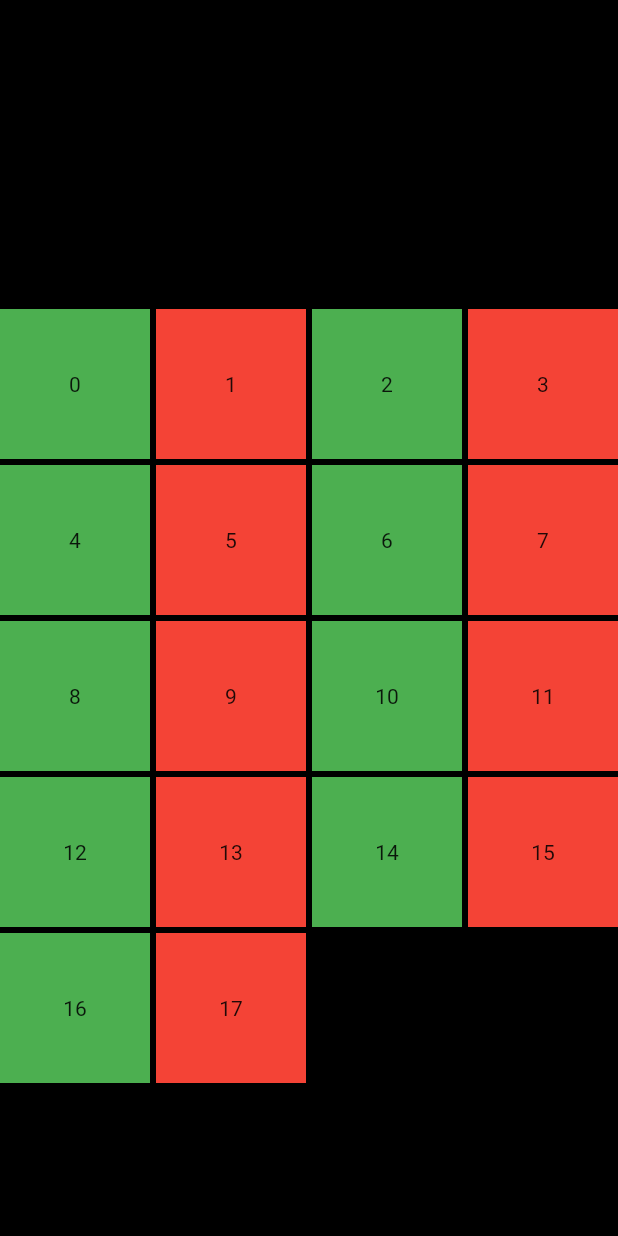
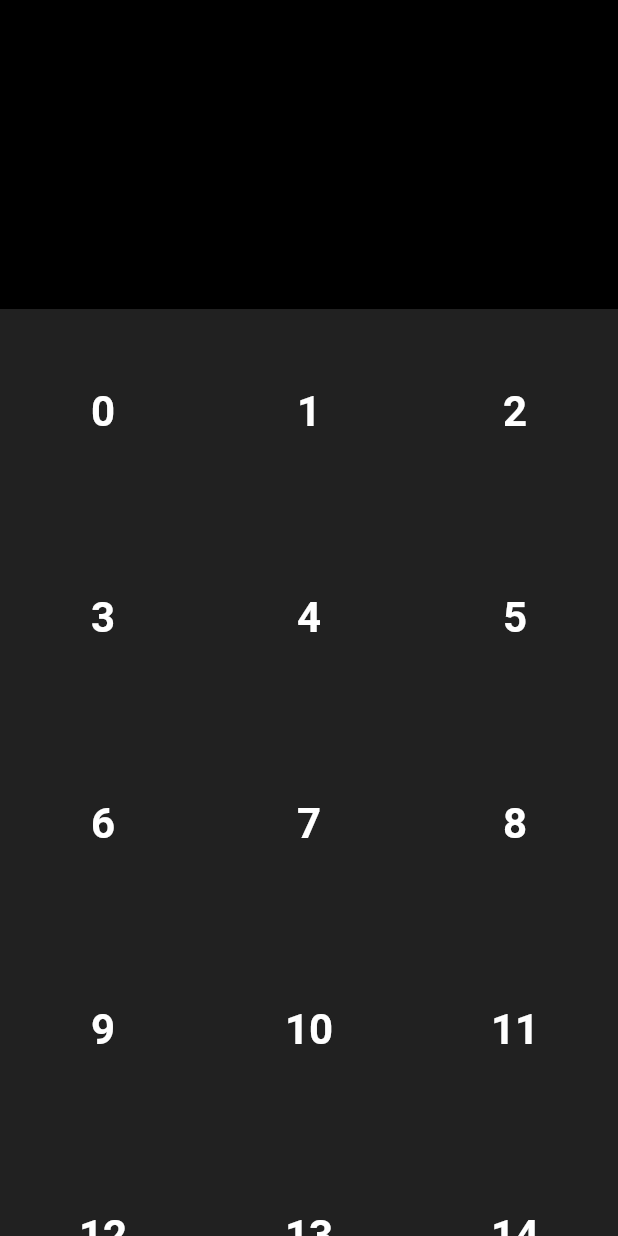
Before and after one commit to dan7sc/flutter-calculator, a Flutter app: the screen it shows after launch, on a phone screen of 412 x 824 dp. Run offline on Flutter 3.47's test engine with Material 2 defaults, Android fonts, the phone set to English and light mode, and no system bars.

Commit message:
Add style

```diff
--- a/lib/main.dart
+++ b/lib/main.dart
@@ -41,26 +41,24 @@ class _MyHomePageState extends State<MyHomePage> {
           Expanded(
             flex: 3,
             child: GridView(
-              gridDelegate: SliverGridDelegateWithFixedCrossAxisCount(
-                crossAxisCount: 4,
-                crossAxisSpacing: 4,
-                mainAxisSpacing: 4),
+              gridDelegate: SliverGridDelegateWithMaxCrossAxisExtent(
+                maxCrossAxisExtent: 150),
               children: List.generate(
                 18,
-                (index) => index % 2 == 0
-                ? Container(
-                  color: Colors.green,
+                (index) => Container(
+                  color: Color(0xFF212121),
                   child: Center(
-                    child: Text(index.toString()),
-                  )
-                )
-                : Container(
-                  color: Colors.red,
-                  child: Center(
-                    child: Text(index.toString()),
+                    child: Text(
+                      index.toString(),
+                      style: TextStyle(
+                        color: Colors.white,
+                        fontWeight: FontWeight.bold,
+                        fontSize: 28
+                      ),
+                    ),
                   ),
                 )
-              ),
+              )
             ),
           ),
         ],
```
